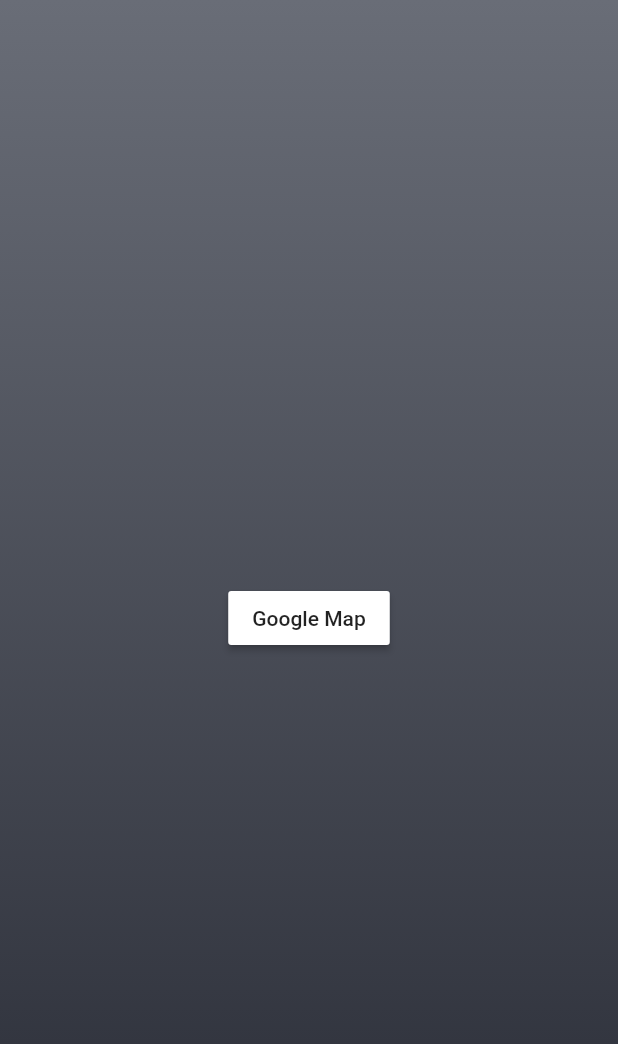
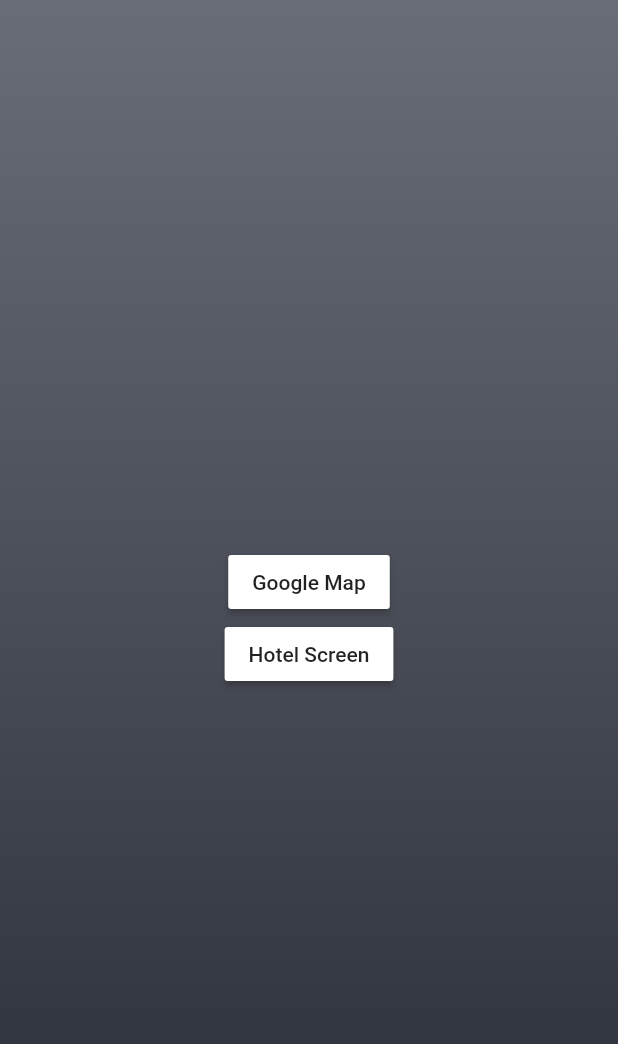
Before and after one commit to Rezerbiw12/googlemap_flutter, a Flutter app: the screen it shows after launch, on a phone screen of 412 x 824 dp. Shown: the top 1044 px of the screen. Run offline on Flutter 3.47's test engine with Material 2 defaults, Android fonts, the phone set to English and light mode, and no system bars; our stand-ins replace google_maps_flutter, location; missing offline and left inert: flutter_polyline_points.

Commit message:
hotel design ui

```diff
--- a/lib/homescreen.dart
+++ b/lib/homescreen.dart
@@ -1,5 +1,6 @@
 import 'package:location/location.dart';
 import 'package:flutter/material.dart';
+import 'package:ui_test/hotelscreen.dart';
 import 'package:ui_test/mapPage.dart';
 
 class MyHomePage extends StatefulWidget {
@@ -22,7 +23,11 @@
       child: Scaffold(
         backgroundColor: Colors.transparent,
         body: Center(
-          child: MaterialButton(
+          child: Column(
+          crossAxisAlignment: CrossAxisAlignment.center,
+          mainAxisAlignment: MainAxisAlignment.center,
+            children: <Widget>[
+              MaterialButton(
                 color: Colors.white,
                 child: Text('Google Map'),
                 onPressed: () => Navigator.push(
@@ -32,7 +37,19 @@
                   ),
                 ),
               ),
+              MaterialButton(
+                color: Colors.white,
+                child: Text('Hotel Screen'),
+                onPressed: () => Navigator.push(
+                  context,
+                  MaterialPageRoute(
+                    builder: (BuildContext context) => HotelScreen(),
                   ),
+                ),
+              ),
+            ],
+          ),
+        )
       ),
     );
   }
--- a/lib/mapPage.dart
+++ b/lib/mapPage.dart
@@ -120,6 +120,8 @@
   }
 
   setPolylines() async {
+    _polylines.clear();
+    print('marker:${_markers.toString()}');
     List<PointLatLng> result = await polylinePoints?.getRouteBetweenCoordinates(
         googleAPIKey,
         _markers.elementAt(0).position.latitude,
```
Also changed, not shown: lib/hotelscreen.dart (added, +27 -0 lines). Lines whose indentation alone changed are shown as unchanged.
